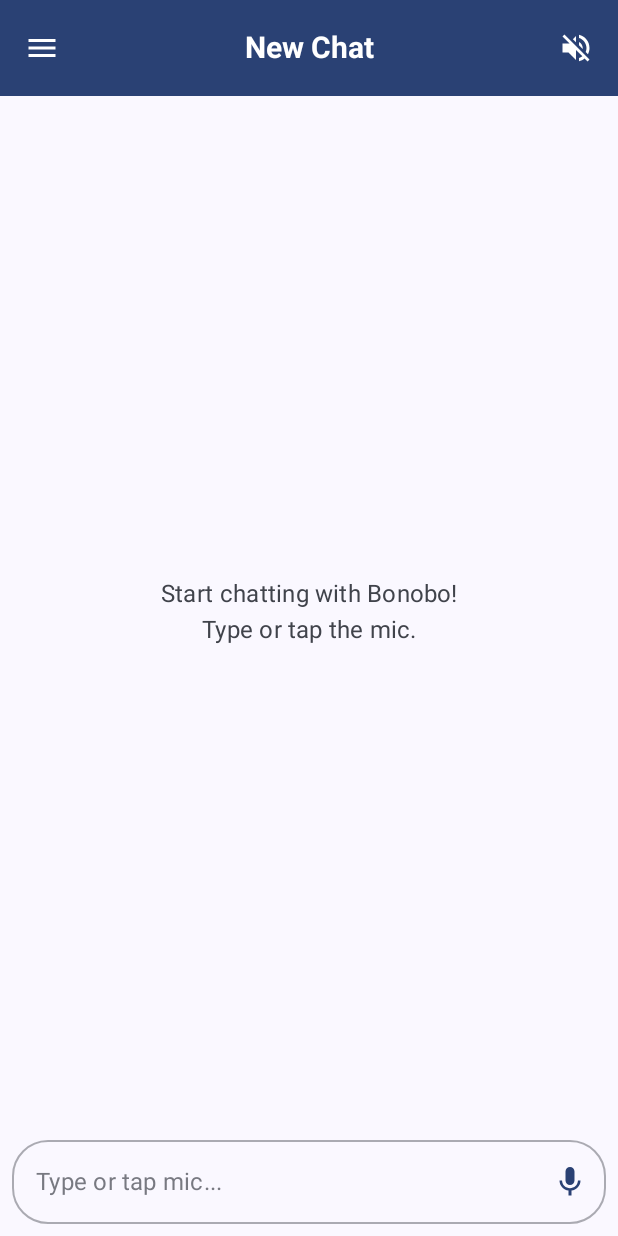
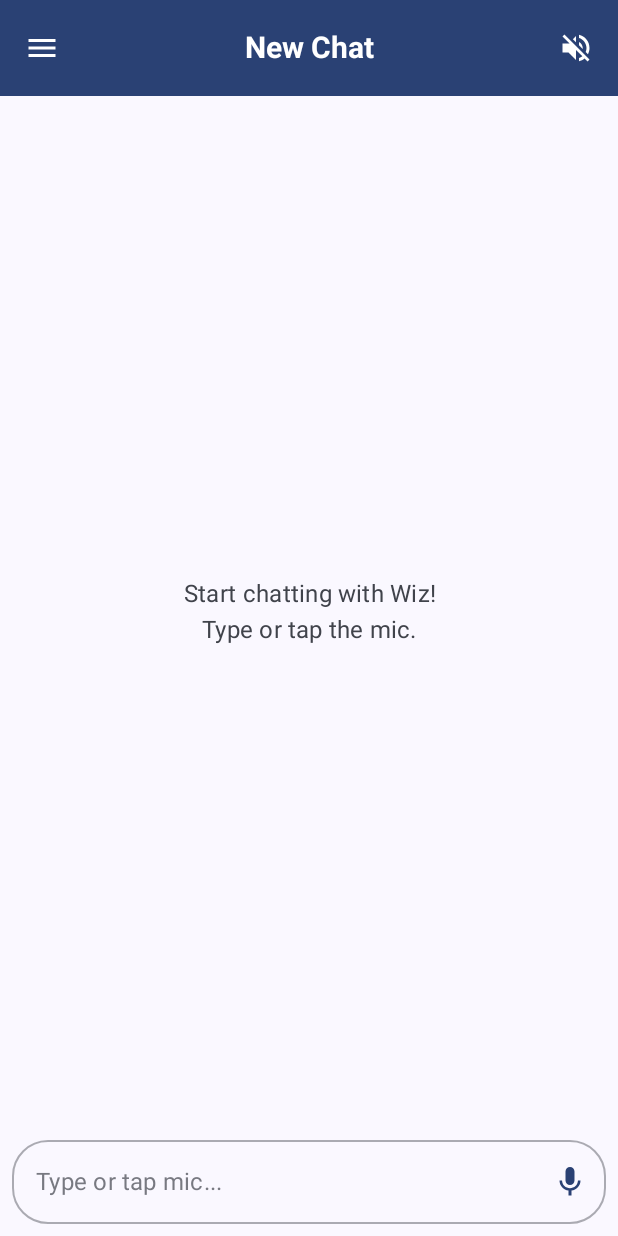
Before and after one commit to whizvoice/whizvoiceapp, an Android app built with Jetpack Compose: the screen it shows after launch (MainActivity), on a phone screen of 412 x 824 dp. Run offline under Robolectric (Android 15) with nearby library versions, the phone set to English and light mode, and no system bars; our stand-ins replace Dagger/Hilt's generated code, Room's generated code.

Commit message:
Fixed bugs

```diff
--- a/app/src/main/java/com/example/wiz/ui/screens/ChatScreen.kt
+++ b/app/src/main/java/com/example/wiz/ui/screens/ChatScreen.kt
@@ -222,7 +222,7 @@ fun MessageItem(message: MessageEntity) {
             Column(modifier = Modifier.padding(horizontal = 12.dp, vertical = 8.dp)) {
                 if (!isUserMessage) { // Optional speaker label for assistant
                     Text(
-                        text = "Bonobo", // Assistant name
+                        text = "Wiz", // Assistant name
                         style = MaterialTheme.typography.labelMedium,
                         fontWeight = FontWeight.Bold,
                         color = textColor.copy(alpha = 0.9f),
@@ -253,7 +253,7 @@ fun EmptyChatPlaceholder() {
         contentAlignment = Alignment.Center
     ) {
         Text(
-            text = "Start chatting with Bonobo!\nType or tap the mic.",
+            text = "Start chatting with Wiz!\nType or tap the mic.",
             color = MaterialTheme.colorScheme.onSurfaceVariant,
             style = MaterialTheme.typography.bodyLarge,
             textAlign = TextAlign.Center
```
